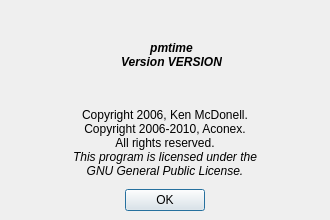
This is src/time/aboutdialog.ui in performancecopilot/pcp as Qt 5 draws it before an edit. The edited form follows.
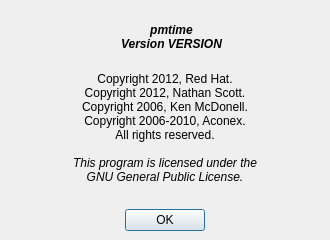
This is the edited form. Icons and pictures are not drawn.

Commit message: Update the About dialogs for pmtime and pmchart

```diff
--- a/src/time/aboutdialog.ui
+++ b/src/time/aboutdialog.ui
@@ -6,19 +6,19 @@
     <x>0</x>
     <y>0</y>
     <width>330</width>
-    <height>220</height>
+    <height>240</height>
    </rect>
   </property>
   <property name="minimumSize" >
    <size>
-    <width>300</width>
-    <height>220</height>
+    <width>330</width>
+    <height>240</height>
    </size>
   </property>
   <property name="maximumSize" >
    <size>
     <width>330</width>
-    <height>220</height>
+    <height>260</height>
    </size>
   </property>
   <property name="windowTitle" >
@@ -90,10 +90,8 @@
           </sizepolicy>
          </property>
          <property name="text" >
-          <string>&lt;html>&lt;head>&lt;meta name="qrichtext" content="1" />&lt;style type="text/css">
-p, li { white-space: pre-wrap; }
-&lt;/style>&lt;/head>&lt;body style=" font-family:'Sans Serif'; font-size:9pt; font-weight:400; font-style:normal; text-decoration:none;">
-&lt;p style=" margin-top:0px; margin-bottom:0px; margin-left:0px; margin-right:0px; -qt-block-indent:0; text-indent:0px;">&lt;span style=" font-weight:600; font-style:italic;">pmtime&lt;/span>&lt;br />&lt;span style=" font-weight:600; font-style:italic;">Version VERSION&lt;/span>&lt;/p>&lt;/body>&lt;/html></string>
+          <string>&lt;b>&lt;i>pmtime&lt;/i>&lt;/b>&lt;br>
+&lt;b>&lt;i>Version VERSION&lt;/i>&lt;/b></string>
          </property>
          <property name="alignment" >
           <set>Qt::AlignCenter</set>
@@ -124,11 +122,11 @@
         <number>0</number>
        </property>
        <property name="text" >
-        <string>&lt;html>&lt;head>&lt;meta name="qrichtext" content="1" />&lt;style type="text/css">
+        <string>&lt;!DOCTYPE HTML PUBLIC "-//W3C//DTD HTML 4.0//EN" "http://www.w3.org/TR/REC-html40/strict.dtd">
+&lt;html>&lt;head>&lt;meta name="qrichtext" content="1" />&lt;style type="text/css">
 p, li { white-space: pre-wrap; }
-&lt;/style>&lt;/head>&lt;body style=" font-family:'Sans Serif'; font-size:9pt; font-weight:400; font-style:normal; text-decoration:none;">
-&lt;p style=" margin-top:0px; margin-bottom:0px; margin-left:0px; margin-right:0px; -qt-block-indent:0; text-indent:0px;">Copyright 2006, Ken McDonell.&lt;br />Copyright 2006-2010, Aconex.&lt;br />All rights reserved.&lt;br />&lt;span style=" font-style:italic;">This program is licensed under the&lt;/span>&lt;/p>
-&lt;p style=" margin-top:0px; margin-bottom:0px; margin-left:0px; margin-right:0px; -qt-block-indent:0; text-indent:0px; font-style:italic;">GNU General Public License.&lt;/p>&lt;/body>&lt;/html></string>
+&lt;/style>&lt;/head>&lt;body style=" font-family:'Sans Serif'; font-size:9pt; font-weight:400; font-style:normal;">
+&lt;p align="center" style=" margin-top:0px; margin-bottom:0px; margin-left:0px; margin-right:0px; -qt-block-indent:0; text-indent:0px;">Copyright 2012, Red Hat.&lt;br />Copyright 2012, Nathan Scott.&lt;br />Copyright 2006, Ken McDonell.&lt;br />Copyright 2006-2010, Aconex.&lt;br />All rights reserved.&lt;br />&lt;span style=" font-style:italic;">&lt;br />This program is licensed under the&lt;br />GNU General Public License.&lt;br />&lt;/span>&lt;/p>&lt;/body>&lt;/html></string>
        </property>
        <property name="alignment" >
         <set>Qt::AlignCenter</set>
@@ -207,7 +205,6 @@
    </item>
   </layout>
  </widget>
- <layoutdefault spacing="6" margin="11" />
  <resources>
   <include location="pmtime.qrc" />
  </resources>
```
The commit also changes 1 other file.
